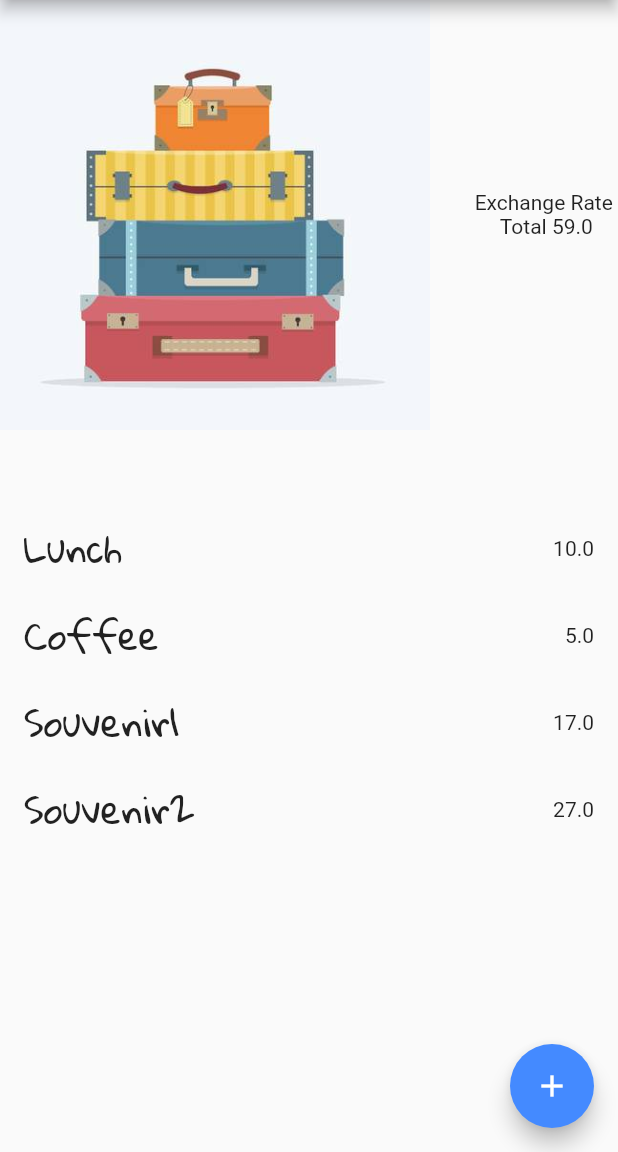
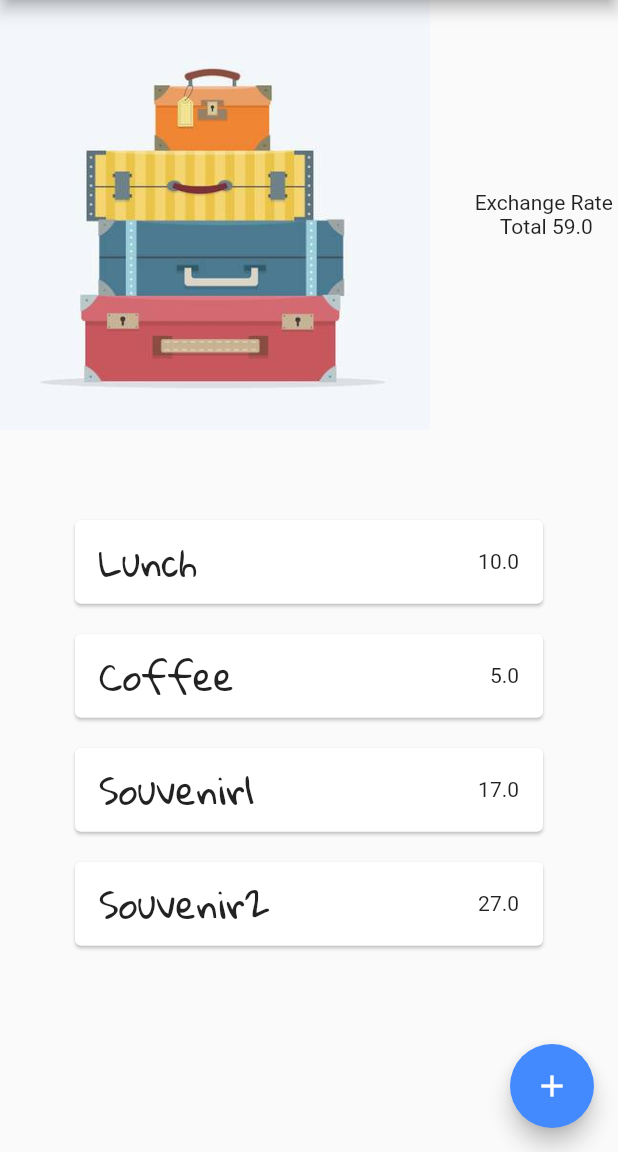
Before and after one commit to cailot/flutter_exercise, a Flutter app: the screen it shows after launch, on a phone screen of 412 x 824 dp, the part 84-1236 px from its top. Run offline on Flutter 3.47's test engine with Material 2 defaults, Android fonts, the phone set to English and light mode, and no system bars; our stand-ins replace audioplayers.

```diff
--- a/travel_mate/lib/components/mate_list.dart
+++ b/travel_mate/lib/components/mate_list.dart
@@ -9,15 +9,18 @@ class MateList extends StatelessWidget {
       builder: (context, data, child) {
         return ListView.builder(
           itemBuilder: (context, index) {
-            return ListTile(
-              title: Text(
-                data.items[index].name,
-                style: TextStyle(
-                  fontFamily: 'GloriaHallelujah',
-                  fontSize: 25,
+            return Card(
+              margin: EdgeInsets.symmetric(horizontal: 50, vertical: 10),
+              child: ListTile(
+                leading: Text(
+                  data.items[index].name,
+                  style: TextStyle(
+                    fontFamily: 'GloriaHallelujah',
+                    fontSize: 25,
+                  ),
                 ),
+                trailing: Text(data.items[index].price.toString()),
               ),
-              trailing: Text(data.items[index].price.toString()),
             );
           },
           itemCount: data.itemCount,
--- a/travel_mate/lib/pages/mate_screen.dart
+++ b/travel_mate/lib/pages/mate_screen.dart
@@ -4,10 +4,11 @@ import 'package:travelmate/models/mate_data.dart';
 import 'package:provider/provider.dart';
 
 class MateScreen extends StatelessWidget {
+  static final String id = 'list';
+
   @override
   Widget build(BuildContext context) {
-    return MaterialApp(
-      home: Scaffold(
+    return Scaffold(
       appBar: AppBar(
         title: Text('Travel Mate'),
       ),
@@ -46,9 +47,8 @@ class MateScreen extends StatelessWidget {
         backgroundColor: Colors.blueAccent,
         child: Icon(Icons.add),
         onPressed: () {
-            // TODO logic to navigate 'ADD' page
+          Navigator.pushNamed(context, '/add');
         },
-        ),
       ),
     );
   }
```
Also changed, not shown: travel_mate/lib/main.dart (+8 -1 lines), travel_mate/lib/pages/mate_add.dart (+77 -0 lines). Lines whose indentation alone changed are shown as unchanged.
